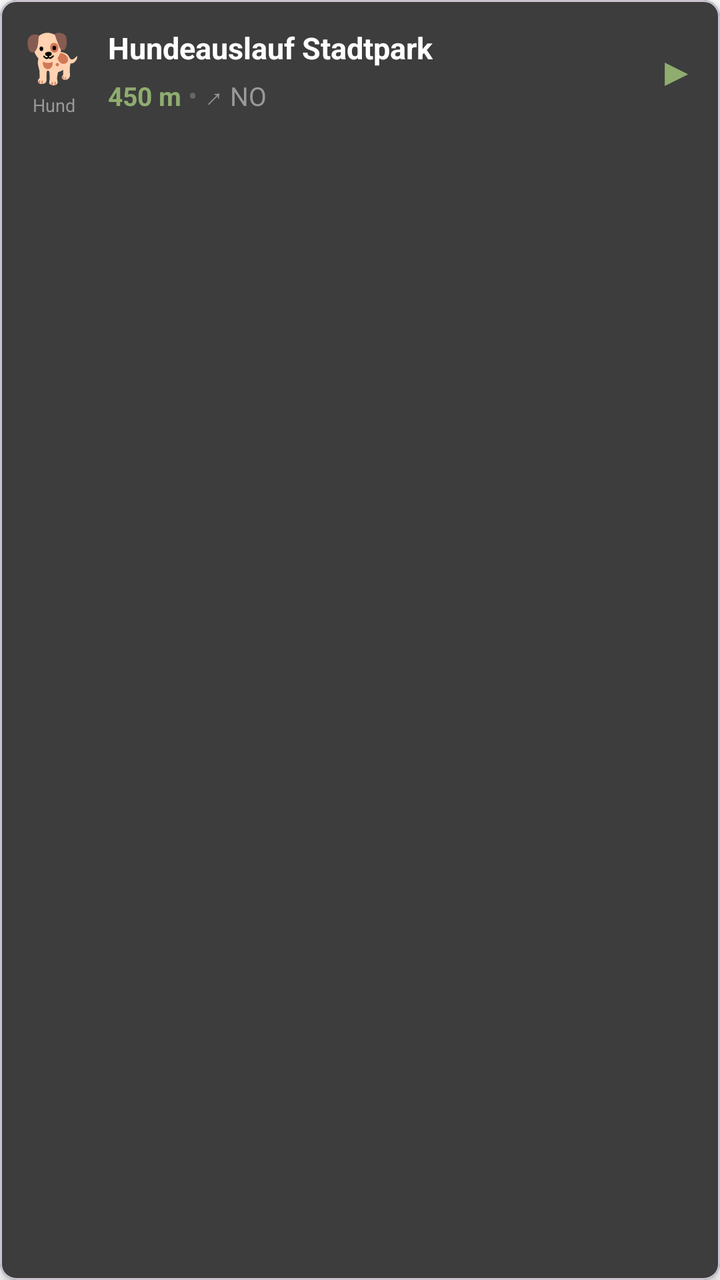
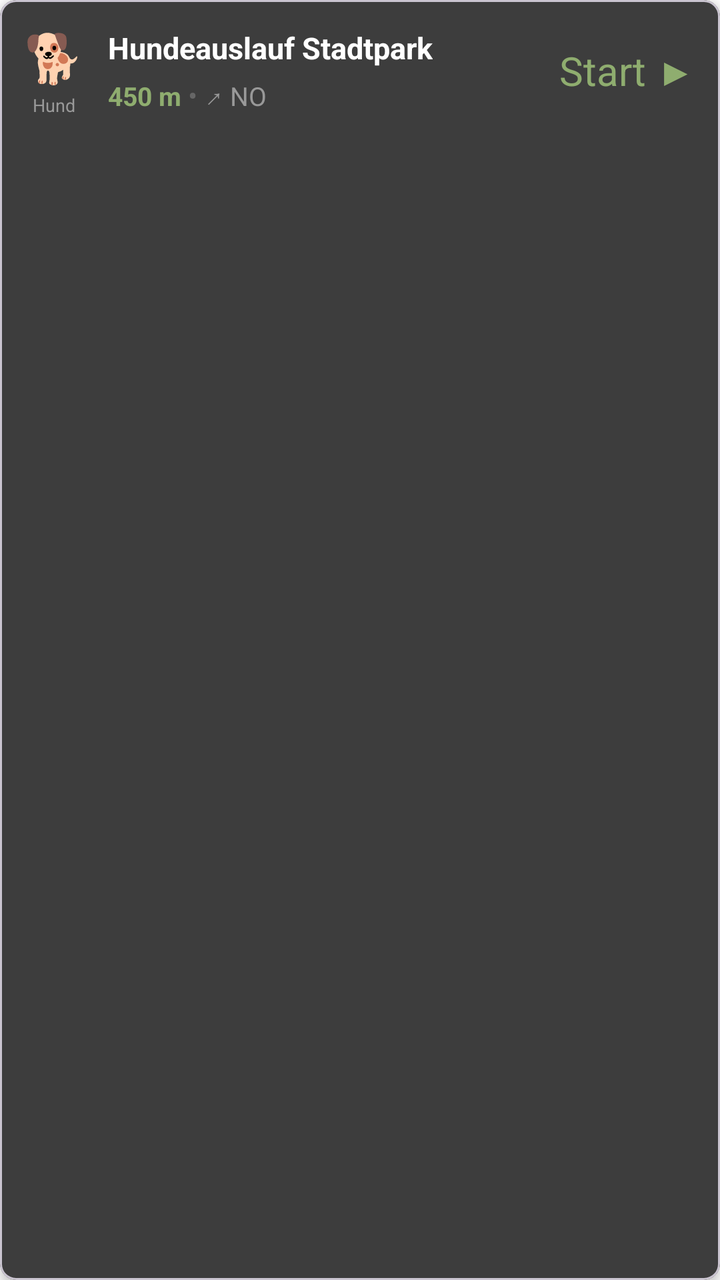

Compare the two renders of this Android layout. The source of the first and the diff that turns it into the second are given below.
<!-- AndroidManifest.xml: application theme Theme.HundeWildnis -->
<!-- res/layout/item_poi_extended.xml -->
<?xml version="1.0" encoding="utf-8"?>
<com.google.android.material.card.MaterialCardView xmlns:android="http://schemas.android.com/apk/res/android"
    xmlns:app="http://schemas.android.com/apk/res-auto"
    android:layout_width="match_parent"
    android:layout_height="wrap_content"
    android:layout_margin="6dp"
    app:cardCornerRadius="8dp"
    app:cardElevation="3dp"
    app:cardBackgroundColor="#3d3d3d">

    <LinearLayout
        android:id="@+id/poiContainer"
        android:layout_width="match_parent"
        android:layout_height="wrap_content"
        android:orientation="vertical"
        android:padding="12dp"
        android:background="?attr/selectableItemBackground"
        android:clickable="true"
        android:focusable="true">

        
        <LinearLayout
            android:layout_width="match_parent"
            android:layout_height="wrap_content"
            android:orientation="horizontal"
            android:gravity="center_vertical">

            
            <LinearLayout
                android:layout_width="wrap_content"
                android:layout_height="wrap_content"
                android:orientation="vertical"
                android:gravity="center"
                android:layout_marginEnd="12dp">

                <TextView
                    android:id="@+id/poiIcon"
                    android:layout_width="wrap_content"
                    android:layout_height="wrap_content"
                    android:text="🐕"
                    android:textSize="24sp" />

                <TextView
                    android:id="@+id/poiCategory"
                    android:layout_width="wrap_content"
                    android:layout_height="wrap_content"
                    android:text="Hund"
                    android:textSize="9sp"
                    android:textColor="#999999"
                    android:layout_marginTop="2dp" />
            </LinearLayout>

            
            <LinearLayout
                android:layout_width="0dp"
                android:layout_height="wrap_content"
                android:layout_weight="1"
                android:orientation="vertical">

                <TextView
                    android:id="@+id/poiName"
                    android:layout_width="wrap_content"
                    android:layout_height="wrap_content"
                    android:text="Hundeauslauf Stadtpark"
                    android:textSize="15sp"
                    android:textStyle="bold"
                    android:textColor="#FFFFFF"
                    android:maxLines="2"
                    android:ellipsize="end" />

                
                <LinearLayout
                    android:layout_width="wrap_content"
                    android:layout_height="wrap_content"
                    android:orientation="horizontal"
                    android:layout_marginTop="4dp">

                    <TextView
                        android:id="@+id/poiDistance"
                        android:layout_width="wrap_content"
                        android:layout_height="wrap_content"
                        android:text="450 m"
                        android:textSize="13sp"
                        android:textColor="#8fad6f"
                        android:textStyle="bold" />

                    <TextView
                        android:layout_width="wrap_content"
                        android:layout_height="wrap_content"
                        android:text=" • "
                        android:textColor="#666666" />

                    <TextView
                        android:id="@+id/poiDirection"
                        android:layout_width="wrap_content"
                        android:layout_height="wrap_content"
                        android:text="↗ NO"
                        android:textSize="13sp"
                        android:textColor="#999999" />
                </LinearLayout>

            </LinearLayout>

            
            <TextView
                android:layout_width="wrap_content"
                android:layout_height="wrap_content"
                android:text="▶"
                android:textSize="20sp"
                android:textColor="#8fad6f"
                android:layout_marginStart="8dp" />

        </LinearLayout>

        
        
        
        <LinearLayout
            android:id="@+id/poiDetailsContainer"
            android:layout_width="match_parent"
            android:layout_height="wrap_content"
            android:orientation="vertical"
            android:layout_marginTop="12dp"
            android:paddingTop="8dp"
            android:visibility="gone">

            
            <View
                android:layout_width="match_parent"
                android:layout_height="1dp"
                android:background="#555555"
                android:layout_marginBottom="8dp" />

            
            <LinearLayout
                android:id="@+id/addressLayout"
                android:layout_width="match_parent"
                android:layout_height="wrap_content"
                android:orientation="horizontal"
                android:layout_marginBottom="4dp"
                android:visibility="gone">

                <TextView
                    android:layout_width="90dp"
                    android:layout_height="wrap_content"
                    android:text="📍 Adresse:"
                    android:textSize="11sp"
                    android:textColor="#999999" />

                <TextView
                    android:id="@+id/poiAddress"
                    android:layout_width="0dp"
                    android:layout_height="wrap_content"
                    android:layout_weight="1"
                    android:text="Musterstraße 123"
                    android:textSize="11sp"
                    android:textColor="#CCCCCC" />
            </LinearLayout>

            
            <LinearLayout
                android:id="@+id/phoneLayout"
                android:layout_width="match_parent"
                android:layout_height="wrap_content"
                android:orientation="horizontal"
                android:layout_marginBottom="4dp"
                android:visibility="gone">

                <TextView
                    android:layout_width="90dp"
                    android:layout_height="wrap_content"
                    android:text="📞 Telefon:"
                    android:textSize="11sp"
                    android:textColor="#999999" />

                <TextView
                    android:id="@+id/poiPhone"
                    android:layout_width="0dp"
                    android:layout_height="wrap_content"
                    android:layout_weight="1"
                    android:text="+49 123 456789"
                    android:textSize="11sp"
                    android:textColor="#ffffff"
                    android:autoLink="phone" />
            </LinearLayout>

            
            <LinearLayout
                android:id="@+id/websiteLayout"
                android:layout_width="match_parent"
                android:layout_height="wrap_content"
                android:orientation="horizontal"
                android:layout_marginBottom="4dp"
                android:visibility="gone">

                <TextView
                    android:layout_width="90dp"
                    android:layout_height="wrap_content"
                    android:text="🌐 Website:"
                    android:textSize="11sp"
                    android:textColor="#999999" />

                <TextView
                    android:id="@+id/poiWebsite"
                    android:layout_width="0dp"
                    android:layout_height="wrap_content"
                    android:layout_weight="1"
                    android:text="www.example.com"
                    android:textSize="11sp"
                    android:textColor="#8fad6f"
                    android:autoLink="web" />
            </LinearLayout>

            
            <LinearLayout
                android:id="@+id/hoursLayout"
                android:layout_width="match_parent"
                android:layout_height="wrap_content"
                android:orientation="horizontal"
                android:layout_marginBottom="4dp"
                android:visibility="gone">

                <TextView
                    android:layout_width="90dp"
                    android:layout_height="wrap_content"
                    android:text="🕒 Öffnung:"
                    android:textSize="11sp"
                    android:textColor="#999999" />

                <TextView
                    android:id="@+id/poiHours"
                    android:layout_width="0dp"
                    android:layout_height="wrap_content"
                    android:layout_weight="1"
                    android:text="Mo-Fr 09:00-18:00"
                    android:textSize="11sp"
                    android:textColor="#CCCCCC" />
            </LinearLayout>

            
            <LinearLayout
                android:id="@+id/descriptionLayout"
                android:layout_width="match_parent"
                android:layout_height="wrap_content"
                android:orientation="horizontal"
                android:layout_marginBottom="4dp"
                android:visibility="gone">

                <TextView
                    android:layout_width="90dp"
                    android:layout_height="wrap_content"
                    android:text="ℹ️ Info:"
                    android:textSize="11sp"
                    android:textColor="#999999" />

                <TextView
                    android:id="@+id/poiDescription"
                    android:layout_width="0dp"
                    android:layout_height="wrap_content"
                    android:layout_weight="1"
                    android:text="Große Wiese für Hunde"
                    android:textSize="11sp"
                    android:textColor="#CCCCCC"
                    android:maxLines="3"
                    android:ellipsize="end" />
            </LinearLayout>

            
            <LinearLayout
                android:id="@+id/operatorLayout"
                android:layout_width="match_parent"
                android:layout_height="wrap_content"
                android:orientation="horizontal"
                android:layout_marginBottom="4dp"
                android:visibility="gone">

                <TextView
                    android:layout_width="90dp"
                    android:layout_height="wrap_content"
                    android:text="👤 Betreiber:"
                    android:textSize="11sp"
                    android:textColor="#999999" />

                <TextView
                    android:id="@+id/poiOperator"
                    android:layout_width="0dp"
                    android:layout_height="wrap_content"
                    android:layout_weight="1"
                    android:text="Stadt Frankfurt"
                    android:textSize="11sp"
                    android:textColor="#CCCCCC" />
            </LinearLayout>

            
            <LinearLayout
                android:id="@+id/accessLayout"
                android:layout_width="match_parent"
                android:layout_height="wrap_content"
                android:orientation="horizontal"
                android:visibility="gone">

                <TextView
                    android:layout_width="90dp"
                    android:layout_height="wrap_content"
                    android:text="🚪 Zugang:"
                    android:textSize="11sp"
                    android:textColor="#999999" />

                <TextView
                    android:id="@+id/poiAccess"
                    android:layout_width="0dp"
                    android:layout_height="wrap_content"
                    android:layout_weight="1"
                    android:text="Frei zugänglich"
                    android:textSize="11sp"
                    android:textColor="#CCCCCC" />
            </LinearLayout>

        </LinearLayout>

    </LinearLayout>

</com.google.android.material.card.MaterialCardView>
<!-- resources referenced by this layout -->
<resources>
  <style name="Theme.HundeWildnis" parent="Base.Theme.HundeWildnis" />
  <style name="Base.Theme.HundeWildnis" parent="Theme.Material3.Light.NoActionBar">
          <item name="colorPrimary">#2d5016</item>
          <item name="colorPrimaryVariant">#1a3009</item>
          <item name="colorOnPrimary">#FFFFFF</item>
          <item name="colorSecondary">#6b8e4e</item>
          <item name="colorSecondaryVariant">#4a6135</item>
          <item name="colorOnSecondary">#000000</item>
          <item name="android:statusBarColor">?attr/colorPrimaryVariant</item>
  
          <item name="android:navigationBarColor">@android:color/transparent</item>
          <item name="android:windowLightStatusBar">true</item>
          <item name="android:windowLightNavigationBar">true</item>
          <item name="android:enforceNavigationBarContrast" tools:targetApi="q">false</item>
          <item name="android:enforceStatusBarContrast" tools:targetApi="q">false</item>
  
          
          <item name="colorAccent">#2d5016</item>
          <item name="android:textColorPrimary">#000000</item>
  
          
          <item name="materialAlertDialogTheme">@style/AlertDialogTheme</item>
  
          
          <item name="actionMenuTextColor">#FFFFFF</item>
  
          
          <item name="android:windowBackground">#FFFFFF</item>
          <item name="android:colorBackground">#FFFFFF</item>
      </style>
  <style name="AlertDialogTheme" parent="ThemeOverlay.Material3.MaterialAlertDialog">
          
          <item name="colorSurface">#FFFFFF</item>
  
          
          <item name="colorOnSurface">#000000</item>
          <item name="android:textColorPrimary">#000000</item>
  
          
          <item name="buttonBarPositiveButtonStyle">@style/DialogButtonStyle.Light</item>
          <item name="buttonBarNegativeButtonStyle">@style/DialogButtonStyle.Light</item>
          <item name="buttonBarNeutralButtonStyle">@style/DialogButtonStyle.Light</item>
      </style>
  <style name="DialogButtonStyle.Light" parent="Widget.Material3.Button.TextButton.Dialog">
          
          <item name="android:textColor">#2d5016</item>
  
          
          <item name="backgroundTint">@android:color/transparent</item>
  
          
          <item name="rippleColor">#332d5016</item>
      </style>
</resources>

<!-- the commit's change to res/layout/item_poi_extended.xml (unified diff, before → after) -->
@@ -105,7 +105,7 @@
             <TextView
                 android:layout_width="wrap_content"
                 android:layout_height="wrap_content"
-                android:text="▶"
+                android:text="Start ▶"
                 android:textSize="20sp"
                 android:textColor="#8fad6f"
                 android:layout_marginStart="8dp" />
